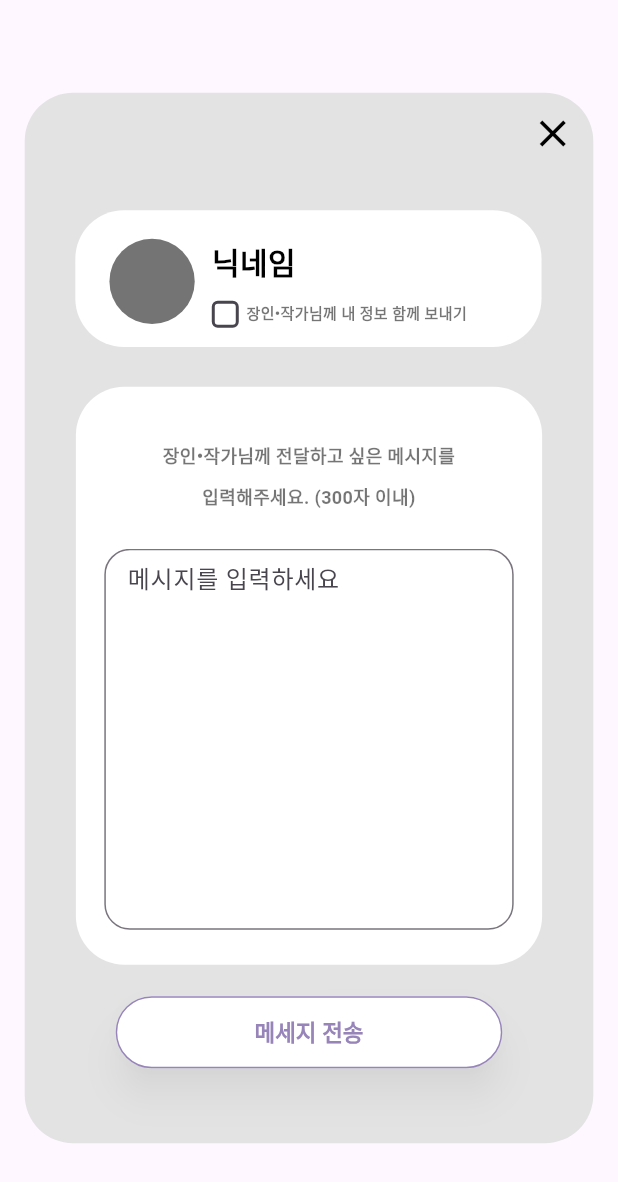
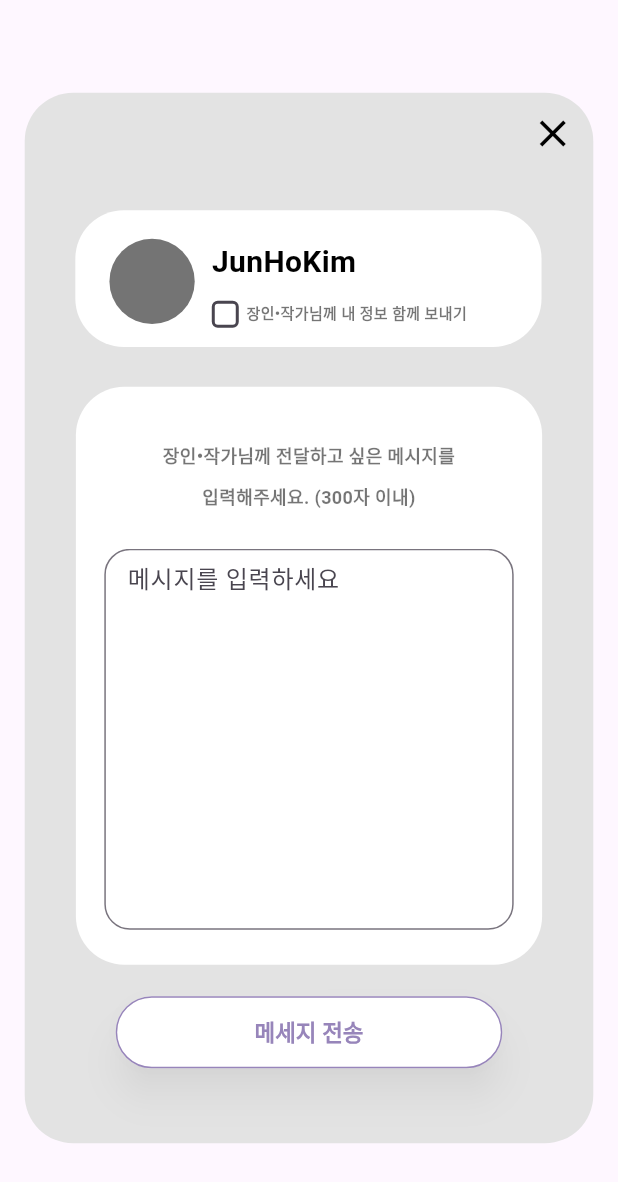
Before and after one commit to K-Hackathon-01z/eum-front, a Flutter app: the RequestNote widget shown alone on an empty page, opened directly, on a phone screen of 412 x 824 dp. Shown: the top 1182 px of the screen. Run offline on Flutter 3.47's test engine with Material 3 defaults, Android fonts, the phone set to English and light mode, and no system bars; our stand-ins replace flutter_svg; network calls fail.

```diff
--- a/lib/widgets/user/creator_detail.dart
+++ b/lib/widgets/user/creator_detail.dart
@@ -109,7 +109,7 @@ class CreatorDetail extends StatelessWidget {
                       builder: (_) => Dialog(
                         backgroundColor: Colors.transparent,
                         insetPadding: EdgeInsets.zero,
-                        child: RequestNote(nickname: '닉네임'),
+                        child: RequestNote(nickname: 'JunHoKim'),
                       ),
                     );
                   },
--- a/lib/widgets/user/request_note.dart
+++ b/lib/widgets/user/request_note.dart
@@ -6,7 +6,7 @@ class RequestNote extends StatelessWidget {
   final String nickname;
   final ValueChanged<String>? onSend;
 
-  const RequestNote({super.key, this.nickname = 'JunHoKim', this.onSend});
+  const RequestNote({super.key, this.nickname = '닉네임', this.onSend});
 
   @override
   Widget build(BuildContext context) {
--- a/pubspec.yaml
+++ b/pubspec.yaml
@@ -29,6 +29,9 @@ environment:
 # versions available, run `flutter pub outdated`.
 dependencies:
   flutter:
+    sdk: flutter
+
+  flutter_localizations:
     sdk: flutter
 
   # The following adds the Cupertino Icons font to your application.
```
Also changed, not shown: lib/main.dart (+13 -1 lines), pubspec.lock.
